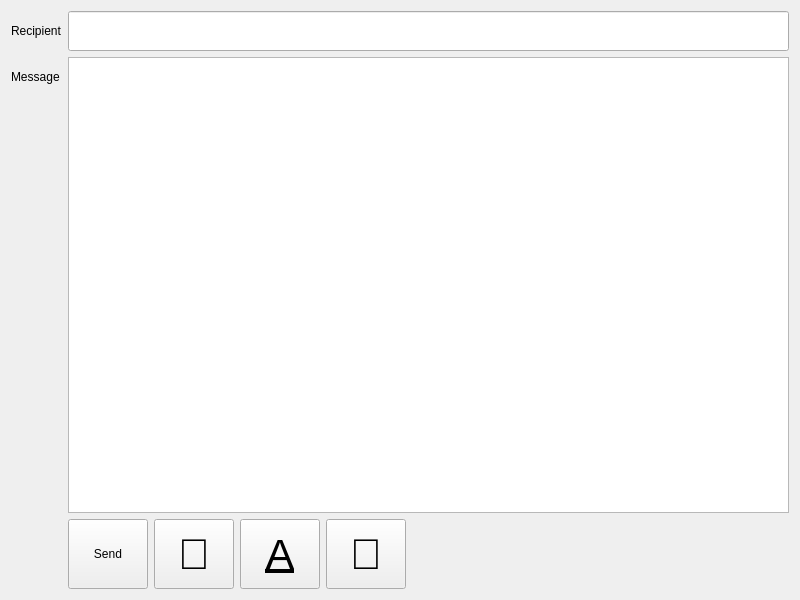
vedatech/Veda_platform, file src/vedaEMailClient/new_letter.ui: the form before one commit.
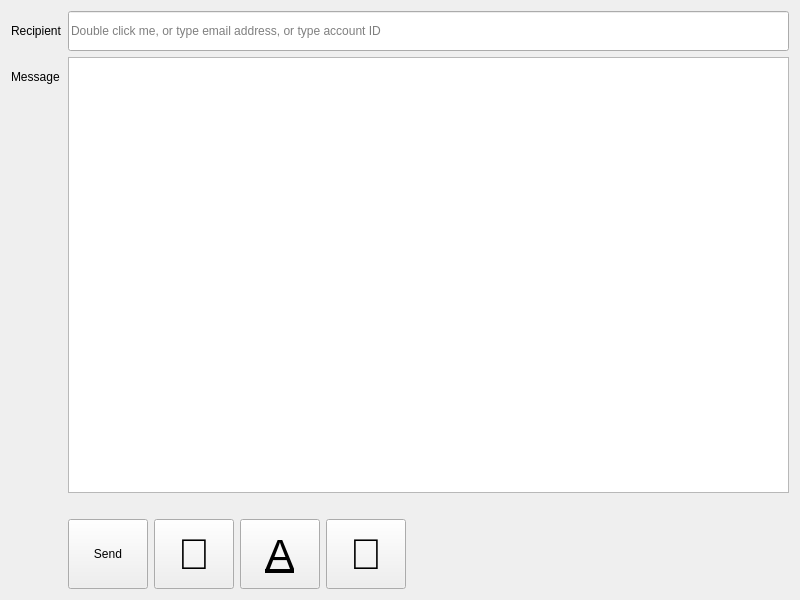
The form after the commit.

```diff
--- a/src/vedaEMailClient/new_letter.ui
+++ b/src/vedaEMailClient/new_letter.ui
@@ -81,11 +81,24 @@
            <height>40</height>
           </size>
          </property>
+         <property name="placeholderText">
+          <string>Double click me, or type email address, or type account ID</string>
+         </property>
         </widget>
        </item>
        <item>
         <widget class="QTextEdit" name="message_textEdit"/>
        </item>
+       <item>
+        <widget class="QLabel" name="error_label">
+         <property name="text">
+          <string/>
+         </property>
+         <property name="alignment">
+          <set>Qt::AlignCenter</set>
+         </property>
+        </widget>
+       </item>
        <item>
         <layout class="QHBoxLayout" name="horizontalLayout">
          <item>
```
